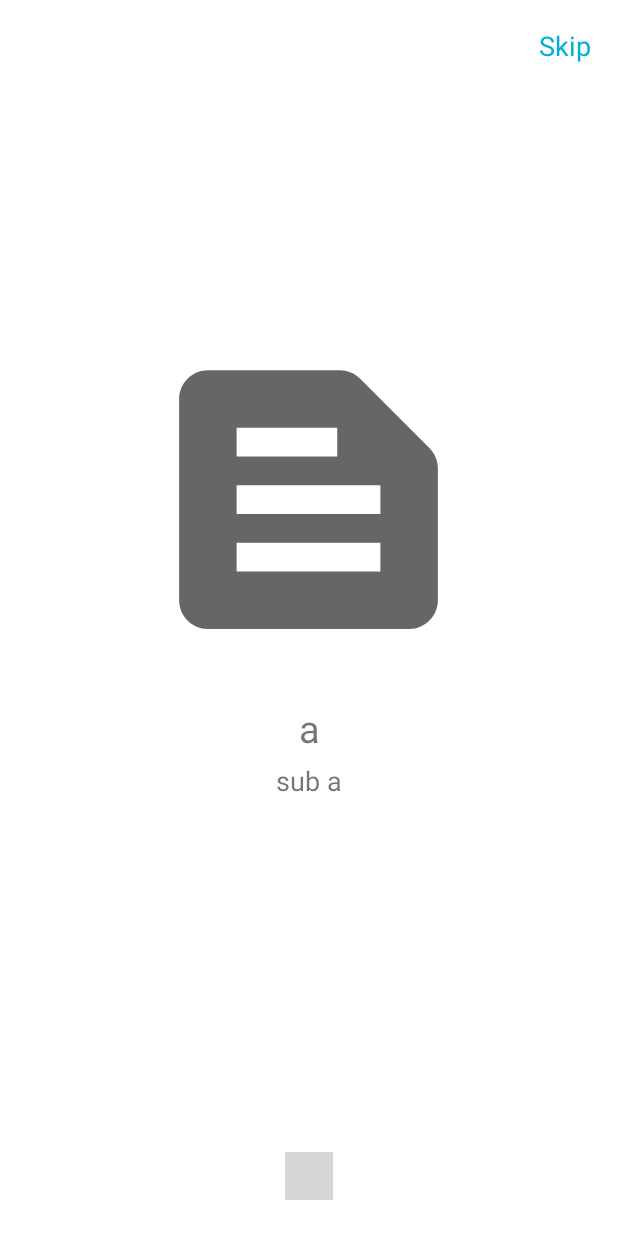
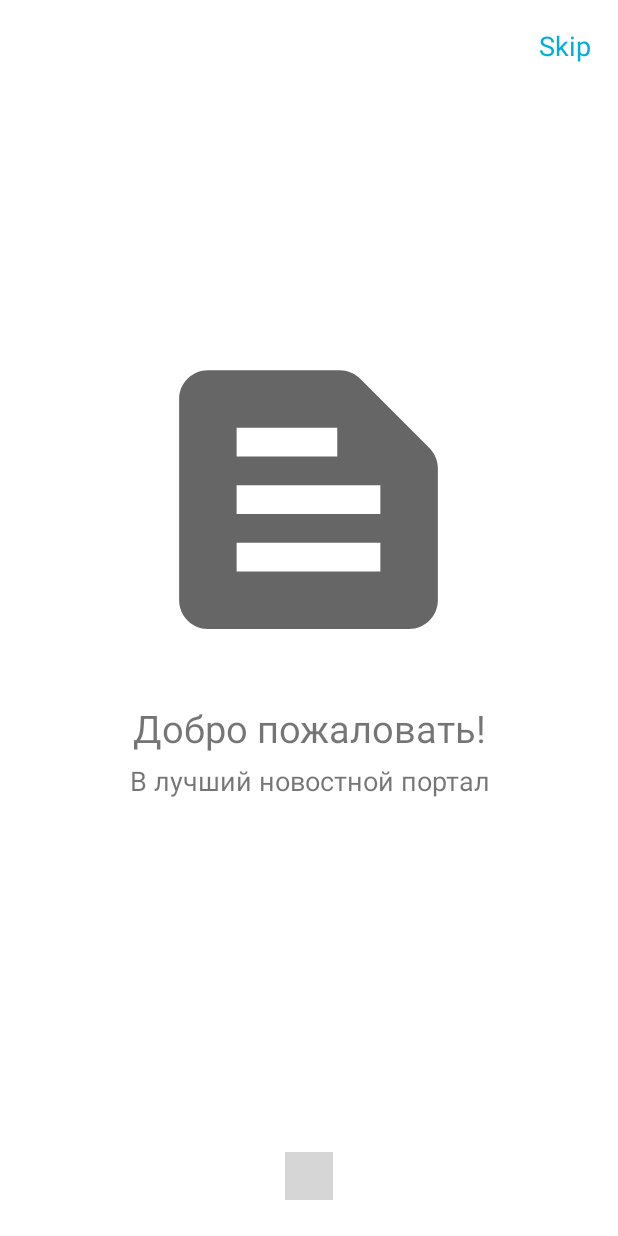
Before and after one commit to eldegen/NewsApp38m4, an Android app: the screen it shows after launch (MainActivity), on a phone screen of 412 x 824 dp. Run offline under Robolectric (Android 15) with nearby library versions, the phone set to English and light mode, and no system bars; our stand-ins replace navigation-ui; plain views replace DotsIndicator; 1 statement that could not run was skipped; grey boxes are pictures that could not be loaded.

Commit message:
Updated Strings in BoardAdapter.java

```diff
--- a/app/src/main/java/com/example/newsapp38m4/ui/board/BoardAdapter.java
+++ b/app/src/main/java/com/example/newsapp38m4/ui/board/BoardAdapter.java
@@ -15,8 +15,8 @@ import androidx.recyclerview.widget.RecyclerView;
 import com.example.newsapp38m4.R;
 
 public class BoardAdapter extends RecyclerView.Adapter<BoardAdapter.ViewHolder> {
-    private String[] titles = new String[] {"a", "b", "c"};
-    private String[] subtitles = new String[] {"sub a", "sub b", "sub c"};
+    private String[] titles = new String[] {"Добро пожаловать!", "Новости всегда и везде!", "Новости в прямом эфире!"};
+    private String[] subtitles = new String[] {"В лучший новостной портал", "Все необходимые новости под рукой", "Прямо из приложения, без использования сторонних сервисов"};
     private int[] images = new int[] {R.drawable.ic_newspage, R.drawable.img_newspaper, R.drawable.img_news_globus};
 
     private NavController navController;
```
